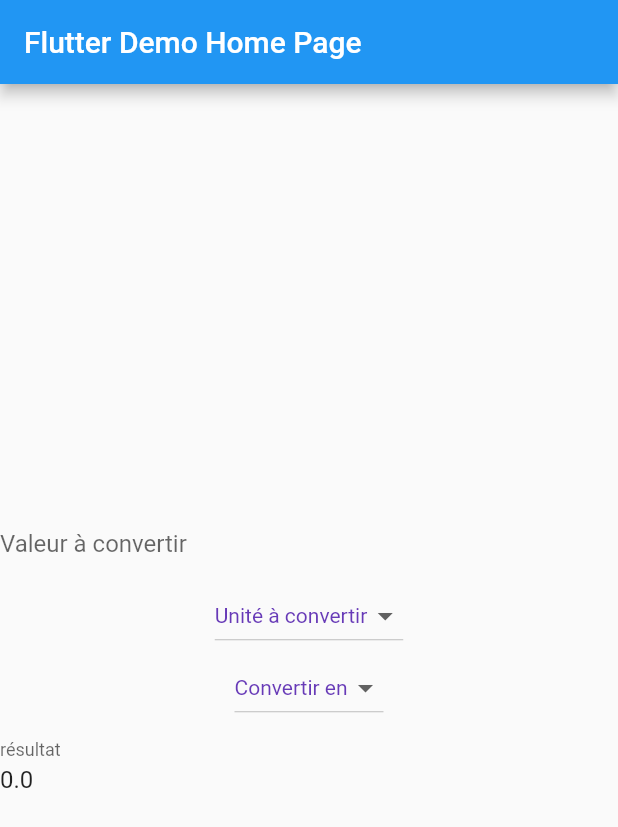
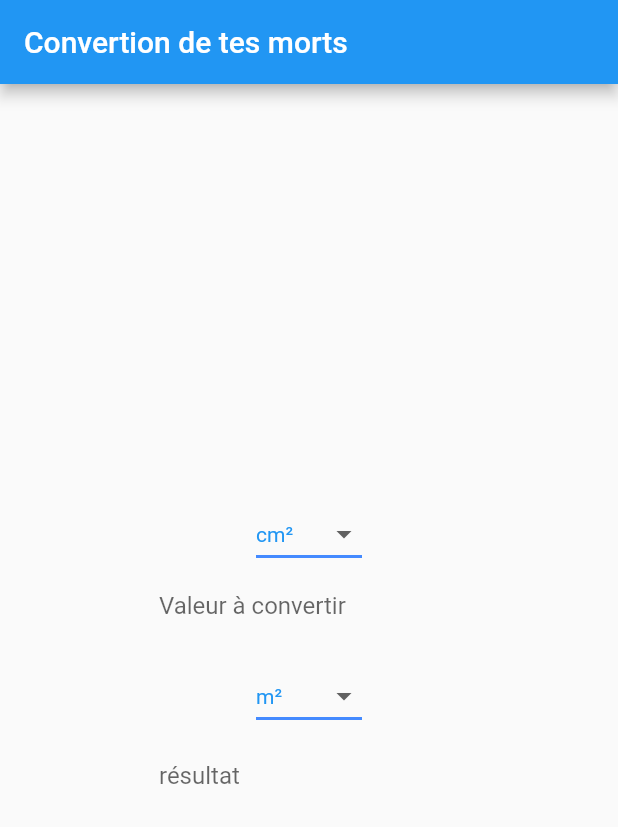
Before and after one commit to Jajoute/flutterApp, a Flutter app: the screen it shows after launch, on a phone screen of 412 x 824 dp. Shown: the top 827 px of the screen. Run offline on Flutter 3.47's test engine with Material 2 defaults, Android fonts, the light colour scheme and no system bars.

Commit message:
feat: convertion_aires

```diff
--- /dev/null
+++ b/lib/convertion_aires/convertion_aires.dart
@@ -0,0 +1,194 @@
+import 'package:flutter/material.dart';
+
+
+
+class ConvertionAires extends StatefulWidget {
+
+  final String title;
+  ConvertionAires(this.title);
+
+  @override
+  _ConvertionAires createState() => _ConvertionAires();
+}
+
+class _ConvertionAires extends State<ConvertionAires> {
+
+  String inLabelValue, outLabelValue;
+  List<String> labels =['cm²','m²','km²','hectare','acre'];
+  TextEditingController inController, outController;
+
+  double inRes, outRes;
+
+  @override
+  void initState() {
+
+    super.initState();
+    inLabelValue = labels[0];
+    outLabelValue = labels[1];
+    inController = TextEditingController();
+    outController = TextEditingController();
+  }
+
+
+  void fromInToOut() {
+    double resInOctet = toMeter(inRes, inLabelValue);
+    outController.text = toConvert(resInOctet, outLabelValue).toString();
+    outRes = double.parse(outController.text);
+  }
+
+  void fromOutToIn() {
+    double resInOctet = toMeter(outRes, outLabelValue);
+    inController.text = toConvert(resInOctet, inLabelValue).toString();
+    inRes = double.parse(inController.text);
+  }
+
+
+
+
+  @override
+  Widget build(BuildContext context) {
+
+    return Scaffold(
+      appBar: AppBar(
+
+        title: Text(widget.title),
+      ),
+      body: Center(
+
+        child: Column(
+          mainAxisAlignment: MainAxisAlignment.center,
+          children: <Widget>[
+
+            DropdownButton(
+              value : inLabelValue,
+              icon: Icon(Icons.arrow_drop_down),
+              iconSize: 24,
+              elevation: 16,
+              style: TextStyle(color: Colors.blue),
+              underline: Container(
+                height: 2,
+                color: Colors.blueAccent,
+              ),
+              onChanged: (v) {
+                setState(() {
+                  inLabelValue = v;
+                  fromOutToIn();
+                });
+              },
+              items: labels.map<DropdownMenuItem<String>>((String value) {
+                return DropdownMenuItem<String>(
+                  value: value,
+                  child: Text(value),
+                );
+              }).toList(),
+            ),
+
+            SizedBox(
+              width: 200,
+              height: 60,
+              child: TextField(
+                decoration: InputDecoration(
+                    border: InputBorder.none,
+                    hintText: 'Valeur à convertir'
+                ),
+                onChanged: (v){
+                  setState(() {
+                    inRes = double.parse(v);
+                    fromInToOut();
+                  });
+                },
+                controller: inController,
+              ),
+            ),
+
+
+
+
+
+            //----Converted Value----
+            DropdownButton(
+              value : outLabelValue,
+              icon: Icon(Icons.arrow_drop_down),
+              iconSize: 24,
+              elevation: 16,
+              style: TextStyle(color: Colors.blue),
+              underline: Container(
+                height: 2,
+                color: Colors.blueAccent,
+              ),
+              onChanged: (v) {
+                setState(() {
+                  outLabelValue = v;
+                  fromInToOut();
+                });
+              },
+              items: labels.map<DropdownMenuItem<String>>((String value) {
+                return DropdownMenuItem<String>(
+                  value: value,
+                  child: Text(value),
+                );
+              }).toList(),
+            ),
+
+
+            SizedBox(
+              width: 200,
+              height: 60,
+              child: TextField(
+                decoration: InputDecoration(
+                    border: InputBorder.none,
+                    labelText: 'résultat'
+                ),
+
+                onChanged: (v){
+                  setState(() {
+                    outRes = double.parse(v);
+                    fromOutToIn();
+                  });
+                },
+
+                controller: outController,
+
+
+              ),
+            ),
+
+          ],
+
+        ),
+      ),
+    );
+  }
+
+
+
+  double toMeter(double entryValue, String label) {
+    if (entryValue != null) {
+      switch (label) {
+        case "km²":
+          return entryValue * 1000000;
+        case "m²":
+          return entryValue;
+        case "cm²":
+          return entryValue * 0.001;
+        case "hectare":
+          return entryValue * 10000;
+        case "acre":
+          return entryValue * 4046.85642;
+      }
+    }
+  }
+
+  double toConvert(double result, String label) {
+
+    if (result != null){
+      switch (label) {
+        case "km²": return result * 0.000001;
+        case "m²": return result;
+        case "cm²": return result * 1000;
+        case "hectare": return result * 0.00010;
+        case "acre": return result * 0.00025;
+      }
+    }
+  }
+}
--- a/lib/main.dart
+++ b/lib/main.dart
@@ -1,5 +1,7 @@
 import 'package:flutter/material.dart';
 import 'dart:math' as math;
+
+import 'package:flutter_projet/convertion_aires/convertion_aires.dart';
 
 void main() {
   runApp(MyApp());
@@ -17,191 +19,7 @@
 
         visualDensity: VisualDensity.adaptivePlatformDensity,
       ),
-      home: MyHomePage(title: 'Flutter Demo Home Page'),
+      home: ConvertionAires('Convertion de tes morts'),
     );
   }
 }
-
-class MyHomePage extends StatefulWidget {
-  MyHomePage({Key key, this.title}) : super(key: key);
-
-  final String title;
-
-  @override
-  _MyHomePageState createState() => _MyHomePageState();
-}
-
-class _MyHomePageState extends State<MyHomePage> {
-
-   String dropDownValueToConvert = 'Unité à convertir';
-   String dropDownValueConverted = 'Convertir en';
-   double valueToConvert = 0;
-   double convertedValue = 0;
-
-  @override
-  Widget build(BuildContext context) {
-
-    return Scaffold(
-      appBar: AppBar(
-
-        title: Text(widget.title),
-      ),
-      body: Center(
-
-        child: Column(
-          mainAxisAlignment: MainAxisAlignment.center,
-          children: <Widget>[
-
-
-            //---Value To Convert---
-            TextField(
-              decoration: InputDecoration(
-                  border: InputBorder.none,
-                  hintText: 'Valeur à convertir'
-              ),
-
-              onChanged: (value){
-                setState(() {
-                  valueToConvert = double.parse(value);
-                });
-
-
-              },
-            ),
-
-            DropdownButton(
-              value : dropDownValueToConvert,
-              style: TextStyle(color: Colors.deepPurple),
-              onChanged: (String newValue) {
-                setState(() {
-                  dropDownValueToConvert = newValue;
-                });
-              },
-              items: <String>['Unité à convertir','km²','m²','cm²','hectare','acre'].map<DropdownMenuItem<String>>((String value) {
-                return DropdownMenuItem<String>(
-                  value: value,
-                  child: Text(value),
-                );
-              }).toList(),
-            ),
-
-
-
-            //----Converted Value----
-            DropdownButton(
-              value : dropDownValueConverted,
-              iconSize: 24,
-              elevation: 16,
-              style: TextStyle(color: Colors.deepPurple),
-              onChanged: (String newValue) {
-                setState(() {
-                  dropDownValueConverted = newValue;
-                });
-              },
-              items: <String>['Convertir en','km²','m²','cm²','hectare','acre'].map<DropdownMenuItem<String>>((String value) {
-                return DropdownMenuItem<String>(
-                  value: value,
-                  child: Text(value),
-                );
-              }).toList(),
-            ),
-
-
-            TextField(
-              decoration: InputDecoration(
-                  border: InputBorder.none,
-                  labelText: 'résultat'
-              ),
-
-              controller : TextEditingController(text: converter(valueToConvert,dropDownValueToConvert,dropDownValueConverted).toString()),
-
-
-            ),
-
-
-
-
-
-          ],
-
-        ),
-      ),
-    );
-    }
-
-    double converter(double entryValue, String toConvert, String converted){
-      double result = 0;
-
-      switch(toConvert) {
-
-        case "km²": {
-          result = entryValue * 1000000;
-
-        }
-        break;
-
-        case "m²": {
-          result = entryValue * 1;
-        }
-        break;
-
-        case "cm²": {
-          result = entryValue * 0.001;
-        }
-        break;
-
-        case "hectare": {
-          result = entryValue * 10000;
-        }
-        break;
-
-        case "acre": {
-          result = entryValue * 4046.85642;
-        }
-        break;
-
-
-        default: { print("Invalid choice"); }
-        break;
-      }
-
-
-      switch(converted) {
-
-        case "km²": {
-          return result * 0.000001;
-        }
-        break;
-
-        case "m²": {
-          return result * 1;
-        }
-        break;
-
-        case "cm²": {
-          return result * 1000;
-        }
-        break;
-
-        case "hectare": {
-          return result * 0.00010;
-        }
-
-        case "acre": {
-          return result * 0.00025;
-        }
-
-
-        break;
-
-        default: {
-          return 0 ;
-        }
-        break;
-      }
-
-
-   }
-
-
-}
```
